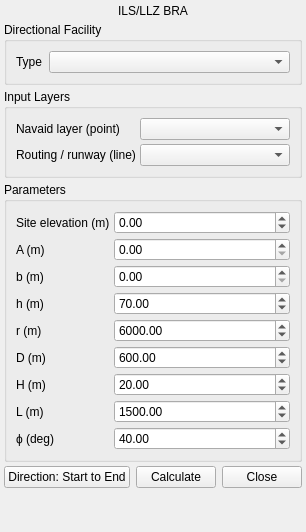
Above: qBRA/ui/ils/ils_llz_panel.ui from FLYGHT7/qBRA before the change. Below: the same form after it.
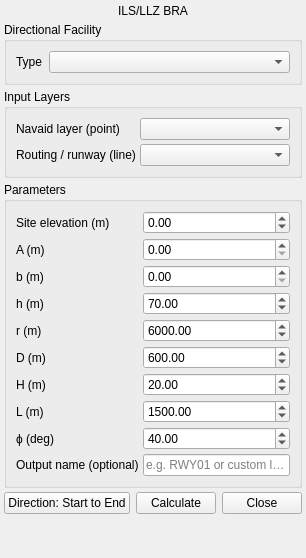
That is the form after the change.

Commit message: feat(naming): agregar campo de nombre y concatenar con la instalación seleccionada para nombre de capa y 'area_name' (#23)

```diff
--- a/qBRA/ui/ils/ils_llz_panel.ui
+++ b/qBRA/ui/ils/ils_llz_panel.ui
@@ -241,6 +241,18 @@
         <property name="value"><double>40.000000000000000</double></property>
        </widget>
       </item>
+      <item row="9" column="0">
+       <widget class="QLabel" name="lblOutputName">
+        <property name="text"><string>Output name (optional)</string></property>
+       </widget>
+      </item>
+      <item row="9" column="1">
+       <widget class="QLineEdit" name="txtOutputName">
+        <property name="placeholderText">
+         <string>e.g. RWY01 or custom label</string>
+        </property>
+       </widget>
+      </item>
      </layout>
     </widget>
    </item>
```
The commit also changes 2 other files.
